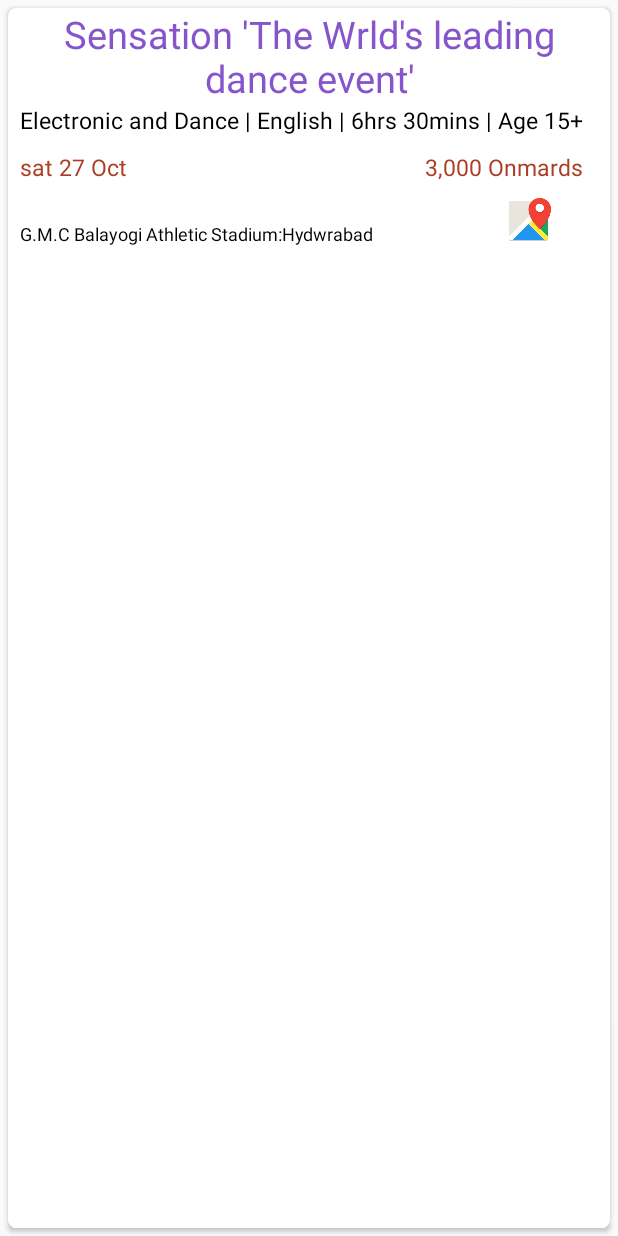
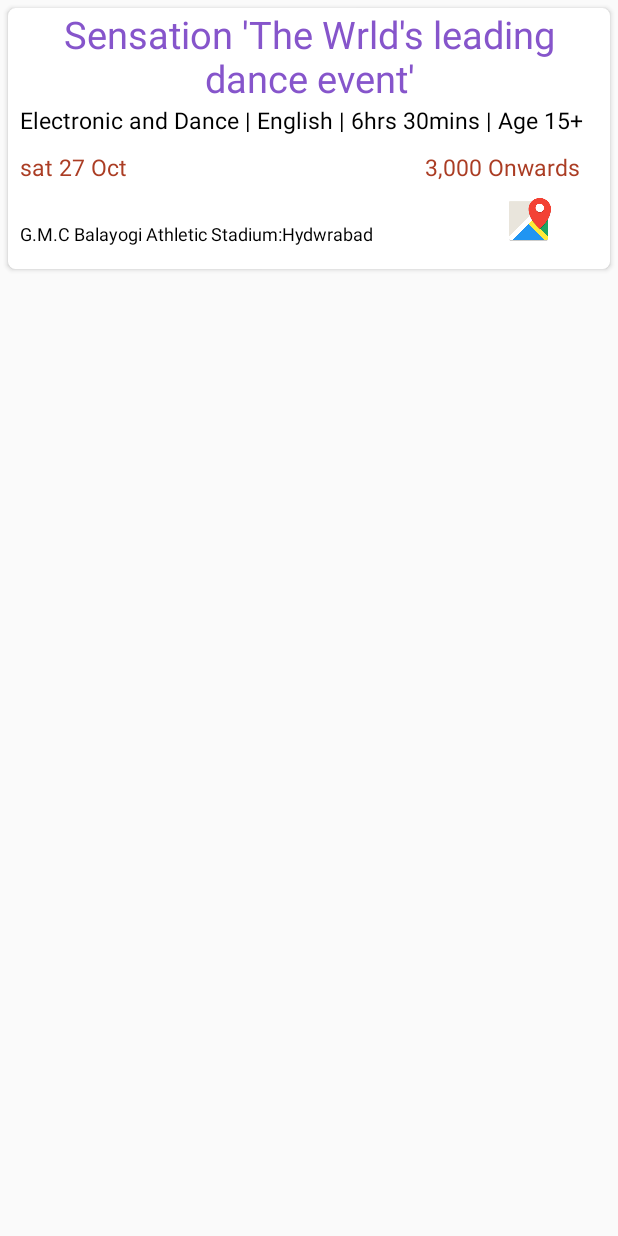
Before and after one commit to vamsheekrishna/pub, an Android app: the layout fragment_events_details.xml on its own in the app's theme, with its tools: preview values and no code run, on a phone screen of 412 x 824 dp. Run offline under Robolectric (Android 15) with nearby library versions, the phone set to English and light mode, and no system bars; network calls fail.

Commit message:
fixed the crash issue.

```diff
--- a/pub_source/app/src/main/res/layout/event_list_row.xml
+++ b/pub_source/app/src/main/res/layout/event_list_row.xml
@@ -1,4 +1,5 @@
 <?xml version="1.0" encoding="utf-8"?>
+
 <android.support.constraint.ConstraintLayout
     xmlns:android="http://schemas.android.com/apk/res/android"
     xmlns:app="http://schemas.android.com/apk/res-auto"
--- a/pub_source/app/src/main/res/layout/fragment_events.xml
+++ b/pub_source/app/src/main/res/layout/fragment_events.xml
@@ -10,7 +10,6 @@
         android:layout_width="match_parent"
         android:layout_height="match_parent"/>
     <!--<android.support.v7.widget.CardView
-        xmlns:card_view="http://schemas.android.com/apk/res-auto"
         >
 
 
--- a/pub_source/app/src/main/res/layout/fragment_events_details.xml
+++ b/pub_source/app/src/main/res/layout/fragment_events_details.xml
@@ -1,7 +1,7 @@
-<FrameLayout xmlns:android="http://schemas.android.com/apk/res/android"
+<ScrollView xmlns:android="http://schemas.android.com/apk/res/android"
     xmlns:tools="http://schemas.android.com/tools"
     android:layout_width="match_parent"
-    android:layout_height="match_parent"
+    android:layout_height="wrap_content"
     tools:context="pub.com.mypub.home.EventsDetailsFragment">
 
 
@@ -10,7 +10,7 @@
         android:id="@+id/card_view"
         android:layout_gravity="center"
         android:layout_width="match_parent"
-        android:layout_height="match_parent"
+        android:layout_height="wrap_content"
         android:layout_margin="@dimen/card_margin"
         android:elevation="3dp"
         card_view:cardCornerRadius="@dimen/card_album_radius">
@@ -63,7 +63,7 @@
                 android:id="@+id/price"
                 android:paddingStart="8dp"
                 android:paddingEnd="8dp"
-                android:text="3,000 Onmards"
+                android:text="3,000 Onwards"
                 android:textSize="15dp"
                 android:layout_below="@+id/detail"
                 android:padding="10dp"
@@ -93,4 +93,4 @@
         </RelativeLayout>
     </android.support.v7.widget.CardView>
 
-</FrameLayout>
+</ScrollView>
```
Also changed, not shown: pub_source/app/src/main/java/pub/com/mypub/authentication/Fforgot_1Fragment.java (+1 -18 lines), pub_source/app/src/main/java/pub/com/mypub/home/EventListAdapter.java (+6 -2 lines), pub_source/app/src/main/java/pub/com/mypub/home/EventObject.java (+19 -2 lines), pub_source/app/src/main/java/pub/com/mypub/home/EventsDetailsFragment.java (+3 -35 lines), pub_source/app/src/main/java/pub/com/mypub/home/EventsFragment.java (+10 -6 lines), pub_source/app/src/main/java/pub/com/mypub/home/RecycleItemClickListener.java (added, +7 -0 lines).
